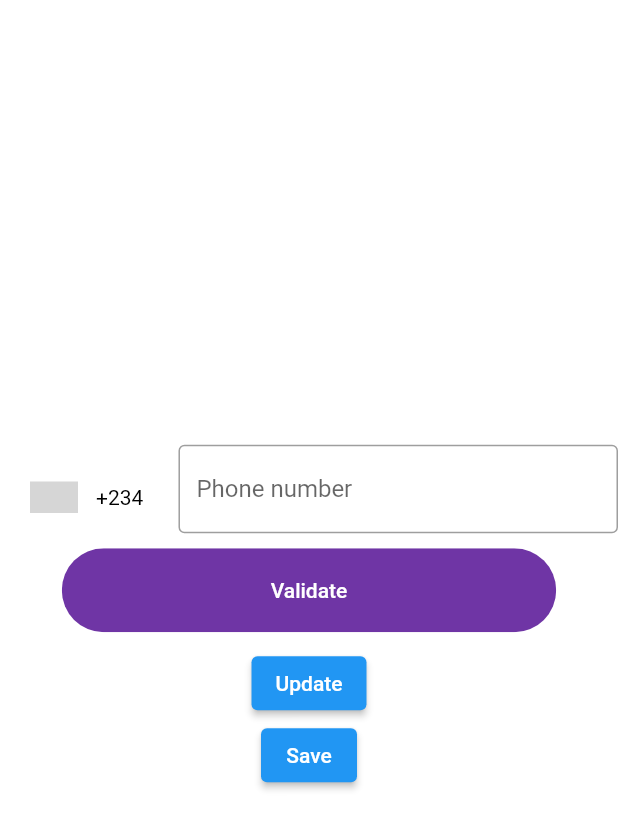
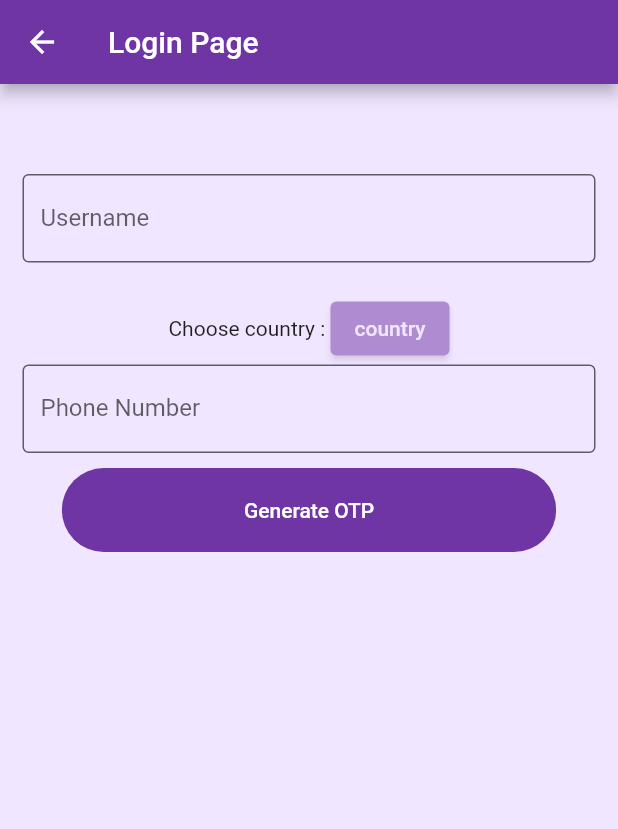
Before and after one commit to thapar25/quiz, a Flutter app: the screen it shows after launch, after a tap on "ACCEPT", on a phone screen of 412 x 824 dp. Shown: the top 829 px of the screen. Run offline on Flutter 3.47's test engine with Material 2 defaults, Android fonts, the phone set to English and light mode, and no system bars; drawn by our look-alikes of intl_phone_number_input; our stand-ins replace country_picker; grey boxes are pictures that could not be loaded.

Commit message:
User&pnumber added. countrycode selector added.

```diff
--- a/lib/Screens/Login/LoginPage.dart
+++ b/lib/Screens/Login/LoginPage.dart
@@ -1,6 +1,8 @@
 import 'package:flutter/material.dart';
 import 'package:intl_phone_number_input/intl_phone_number_input.dart';
 import 'package:quiz/constants.dart';
+import 'package:country_picker/country_picker.dart';
+import 'package:flutter/services.dart';
 
 class LoginPage extends StatelessWidget {
   @override
@@ -17,79 +19,112 @@ class LoginBody extends StatefulWidget {
 }
 
 class _LoginBodyState extends State<LoginBody> {
-  final GlobalKey<FormState> formKey = GlobalKey<FormState>();
+  @override
+  TextEditingController phoneController = new TextEditingController();
+  TextEditingController nameController = new TextEditingController();
+  String phoneNumber = "";
+  String code = "91";
+  String number = "";
+  String username = "";
 
-  final TextEditingController controller = TextEditingController();
-  String initialCountry = 'NG';
-  PhoneNumber number = PhoneNumber(isoCode: 'NG');
+  void printDetails() {
+    phoneNumber = "+" + this.code.toString() + phoneController.text.toString();
+    print(nameController.text);
+    print(phoneNumber);
+  }
 
-  @override
   Widget build(BuildContext context) {
-    return Form(
-      key: formKey,
-      child: Container(
+    // ignore: unused_local_variable
+    Size size = MediaQuery.of(context).size;
+
+    return Scaffold(
+        backgroundColor: kPrimaryLightColor,
+        appBar: AppBar(
+          backgroundColor: kPrimaryColor,
+          title: Text("Login Page"),
+        ),
+        body: Container(
+          child: (SingleChildScrollView(
             child: Column(
+              children: <Widget>[
+                Padding(
+                  padding: const EdgeInsets.only(top: 60.0),
+                  child: Center(),
+                ),
+                Padding(
+                  //padding: const EdgeInsets.only(left:15.0,right: 15.0,top:0,bottom: 0),
+                  padding: EdgeInsets.symmetric(horizontal: 15),
+                  child: TextField(
+                    controller: nameController,
+                    decoration: InputDecoration(
+                        filled: true,
+                        fillColor: kPrimaryLightColor,
+                        border: OutlineInputBorder(),
+                        labelText: 'Username',
+                        hintText: 'Enter name'),
+                  ),
+                ),
+                SizedBox(height: 20),
+                Container(
+                  child: Row(
                       mainAxisAlignment: MainAxisAlignment.center,
                       children: <Widget>[
-            InternationalPhoneNumberInput(
-              onInputChanged: (PhoneNumber number) {
-                print(number.phoneNumber);
+                        Text('Choose country : '),
+                        Opacity(
+                          opacity: 0.5,
+                          child: ElevatedButton(
+                            style: ElevatedButton.styleFrom(
+                              primary: kPrimaryColor,
+                              onPrimary: kPrimaryLightColor,
+                            ),
+                            onPressed: () {
+                              showCountryPicker(
+                                context: context,
+                                showPhoneCode: true,
+                                onSelect: (Country country) {
+                                  this.code = country.phoneCode;
+                                  print('Select country: ${country.phoneCode}');
                                 },
-              onInputValidated: (bool value) {
-                print(value);
+                              );
                             },
-              selectorConfig: SelectorConfig(
-                selectorType: PhoneInputSelectorType.BOTTOM_SHEET,
+                            child: Text('country'),
                           ),
-              ignoreBlank: false,
-              autoValidateMode: AutovalidateMode.disabled,
-              selectorTextStyle: TextStyle(color: Colors.black),
-              initialValue: number,
-              textFieldController: controller,
-              formatInput: false,
-              keyboardType:
-                  TextInputType.numberWithOptions(signed: true, decimal: true),
-              inputBorder: OutlineInputBorder(),
-              onSaved: (PhoneNumber number) {
-                print('On Saved: $number');
+                        )
+                      ]),
+                ),
+                Padding(
+                  //padding: const EdgeInsets.only(left:15.0,right: 15.0,top:0,bottom: 0),
+                  padding: EdgeInsets.symmetric(horizontal: 15),
+                  child: TextFormField(
+                    inputFormatters: <TextInputFormatter>[
+                      FilteringTextInputFormatter.allow(RegExp(r'[0-9]')),
+                      LengthLimitingTextInputFormatter(10)
+                    ],
+                    controller: phoneController,
+                    /*
+                    maxLength: 10,
+                    maxLengthEnforcement: MaxLengthEnforcement.enforced,
+                    */
+
+                    decoration: InputDecoration(
+                        filled: true,
+                        fillColor: kPrimaryLightColor,
+                        border: OutlineInputBorder(),
+                        labelText: 'Phone Number',
+                        hintText: 'Enter 10-digit number'),
+                  ),
+                ),
+                Container(
+                  child: RoundedButton(
+                    text: 'Generate OTP',
+                    press: () {
+                      printDetails();
                     },
                   ),
-            RoundedButton(
-              press: () {
-                formKey.currentState.validate();
-              },
-              text:('Validate'),
-            ),
-            ElevatedButton(
-              onPressed: () {
-                getPhoneNumber('+15417543010');
-              },
-              child: Text('Update'),
-            ),
-            ElevatedButton(
-              onPressed: () {
-                formKey.currentState.save();
-              },
-              child: Text('Save'),
                 ),
               ],
             ),
-      ),
-    );
-  }
-
-  void getPhoneNumber(String phoneNumber) async {
-    PhoneNumber number =
-        await PhoneNumber.getRegionInfoFromPhoneNumber(phoneNumber, 'US');
-
-    setState(() {
-      this.number = number;
-    });
-  }
-
-  @override
-  void dispose() {
-    controller?.dispose();
-    super.dispose();
+          )),
+        ));
   }
 }
--- a/lib/main.dart
+++ b/lib/main.dart
@@ -10,7 +10,7 @@ class MyApp extends StatelessWidget {
   Widget build(BuildContext context) {
     return MaterialApp(
       debugShowCheckedModeBanner: false,
-      title: 'Flutter Auth',
+      title: 'Quiz App',
       theme: ThemeData(
         primaryColor: kPrimaryColor,
         scaffoldBackgroundColor: Colors.white,
--- a/pubspec.yaml
+++ b/pubspec.yaml
@@ -34,6 +34,7 @@ dependencies:
   firebase_core: ^0.7.0
   firebase_auth:  ^0.20.0
   intl_phone_number_input: ^0.6.0
+  country_picker: ^2.0.4
 
 dev_dependencies:
   flutter_test:
```
Also changed, not shown: pubspec.lock. Lines whose indentation alone changed are shown as unchanged.
